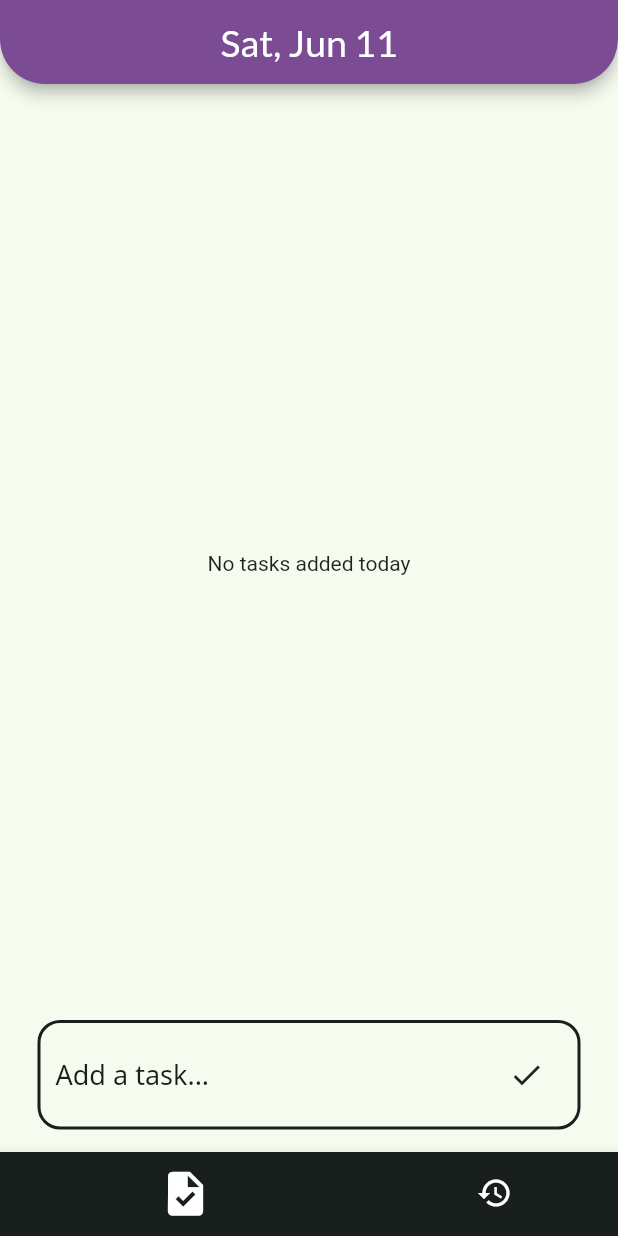
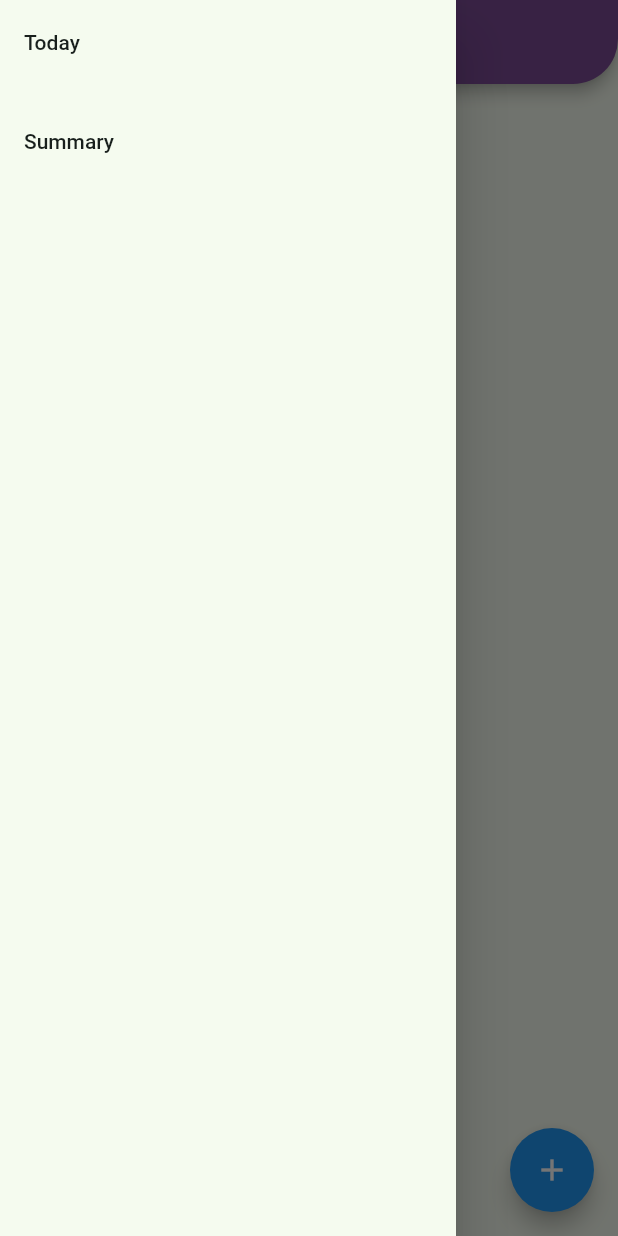
Before and after one commit to abhishek459/todo, a Flutter app: the screen it shows after launch, with the side drawer open (before the commit the screen has no drawer), on a phone screen of 412 x 824 dp. Run offline on Flutter 3.47's test engine with Material 2 defaults, Android fonts, the phone set to English and light mode, and no system bars; our stand-ins replace sqflite; accounts and stored records are empty.

Commit message:
Switched to  Drawer Navigation - Implemented Modal bottom sheet for inputting tasks - Splitting and refactoring of widgets

```diff
--- a/lib/assets/theme/dark_theme.dart
+++ b/lib/assets/theme/dark_theme.dart
@@ -4,6 +4,9 @@ ThemeData darkTheme() {
   const Color foregroundColor = Color.fromRGBO(245, 251, 239, 1);
   const Color backgroundColor = Color.fromRGBO(24, 31, 28, 1);
   return ThemeData(
+    pageTransitionsTheme: const PageTransitionsTheme(builders: {
+      TargetPlatform.android: CupertinoPageTransitionsBuilder(),
+    }),
     appBarTheme: const AppBarTheme(
       titleTextStyle: TextStyle(fontFamily: 'Lato', fontSize: 25),
       backgroundColor: Color.fromRGBO(123, 75, 148, 1),
@@ -12,9 +15,9 @@ ThemeData darkTheme() {
     listTileTheme: const ListTileThemeData(
       textColor: foregroundColor,
     ),
-    inputDecorationTheme: const InputDecorationTheme(
-      border: InputBorder.none,
-      counterStyle: TextStyle(color: foregroundColor),
+    inputDecorationTheme: InputDecorationTheme(
+      border: OutlineInputBorder(borderRadius: BorderRadius.circular(15)),
+      counterStyle: const TextStyle(color: foregroundColor),
       suffixIconColor: foregroundColor,
     ),
     splashColor: backgroundColor,
--- a/lib/assets/theme/light_theme.dart
+++ b/lib/assets/theme/light_theme.dart
@@ -4,6 +4,9 @@ ThemeData lightTheme() {
   const Color foregroundColor = Color.fromRGBO(24, 31, 28, 1);
   const Color backgroundColor = Color.fromRGBO(245, 251, 239, 1);
   return ThemeData(
+    pageTransitionsTheme: const PageTransitionsTheme(builders: {
+      TargetPlatform.android: CupertinoPageTransitionsBuilder(),
+    }),
     appBarTheme: const AppBarTheme(
       titleTextStyle: TextStyle(fontFamily: 'Lato', fontSize: 25),
       backgroundColor: Color.fromRGBO(123, 75, 148, 1),
@@ -12,9 +15,9 @@ ThemeData lightTheme() {
     listTileTheme: const ListTileThemeData(
       textColor: foregroundColor,
     ),
-    inputDecorationTheme: const InputDecorationTheme(
-      border: InputBorder.none,
-      counterStyle: TextStyle(color: foregroundColor),
+    inputDecorationTheme: InputDecorationTheme(
+      border: OutlineInputBorder(borderRadius: BorderRadius.circular(15)),
+      counterStyle: const TextStyle(color: foregroundColor),
       suffixIconColor: foregroundColor,
     ),
     splashColor: backgroundColor,
--- a/lib/screens/home/home_screen.dart
+++ b/lib/screens/home/home_screen.dart
@@ -2,79 +2,24 @@ import 'package:flutter/material.dart';
 import 'package:intl/intl.dart';
 
 import '../../widgets/custom_scaffold.dart';
-import '../tasks/all_tasks_list.dart';
 import './todays_task_list.dart';
-import './task_input_field.dart';
+import 'task_input_form.dart';
 
-class HomeScreen extends StatefulWidget {
+class HomeScreen extends StatelessWidget {
   const HomeScreen({Key? key}) : super(key: key);
-
-  @override
-  State<HomeScreen> createState() => _HomeScreenState();
-}
-
-class _HomeScreenState extends State<HomeScreen> {
-  final PageController _pageController = PageController();
-
-  int _activePage = 0;
-
-  @override
-  void dispose() {
-    _pageController.dispose();
-    super.dispose();
-  }
-
-  List<String> appBarTitles = [
-    DateFormat('EEE, MMM d').format(DateTime.now()),
-    'Summary'
-  ];
-
-  List<Widget> tabs = const [
-    TodaysTasks(),
-    AllTasksList(),
-  ];
 
   @override
   Widget build(BuildContext context) {
     return MyScaffold(
-      appBarTitle: appBarTitles[_activePage],
-      body: tabs[_activePage],
-      bottomNavigationBar: BottomNavigationBar(
-        selectedIconTheme: const IconThemeData(size: 35),
-        selectedFontSize: 0,
-        currentIndex: _activePage,
-        onTap: (index) {
-          setState(() {
-            _activePage = index;
-          });
-        },
-        type: BottomNavigationBarType.shifting,
-        items: [
-          BottomNavigationBarItem(
-              icon: const Icon(Icons.task),
-              label: 'Today',
-              backgroundColor: Theme.of(context).hintColor),
-          BottomNavigationBarItem(
-            icon: const Icon(Icons.history),
-            label: 'History',
-            backgroundColor: Theme.of(context).hintColor,
-          ),
-        ],
+      appBarTitle: DateFormat('EEE, MMM d').format(DateTime.now()),
+      body: const TodaysTasksList(),
+      floatingActionButton: FloatingActionButton(
+        child: const Icon(Icons.add),
+        onPressed: () => showModalBottomSheet(
+          context: context,
+          builder: (context) => const TaskInputForm(),
+        ),
       ),
     );
   }
 }
-
-class TodaysTasks extends StatelessWidget {
-  const TodaysTasks({Key? key}) : super(key: key);
-
-  @override
-  Widget build(BuildContext context) {
-    return Column(
-      children: const [
-        Flexible(child: TodaysTasksList()),
-        TaskInputTextField(),
-      ],
-    );
-  }
-}
--- a/lib/screens/home/task_input_field.dart
+++ b/lib/screens/home/task_input_field.dart
@@ -1,44 +1,19 @@
 import 'package:flutter/material.dart';
 import 'package:flutter/services.dart';
-import 'package:provider/provider.dart';
 
-import '../../models/task_model.dart';
-import '../../providers/task_provider.dart';
-
-class TaskInputTextField extends StatefulWidget {
-  const TaskInputTextField({Key? key}) : super(key: key);
-
-  @override
-  State<TaskInputTextField> createState() => _TaskInputTextFieldState();
-}
-
-class _TaskInputTextFieldState extends State<TaskInputTextField> {
-  final TextEditingController _taskController = TextEditingController();
-
-  @override
-  void dispose() {
-    _taskController.dispose();
-    super.dispose();
-  }
+class TaskInputTextField extends StatelessWidget {
+  final TextEditingController controller;
+  final Function()? onEditingComplete;
+  const TaskInputTextField(
+      {Key? key, required this.controller, required this.onEditingComplete})
+      : super(key: key);
 
   @override
   Widget build(BuildContext context) {
-    return Container(
-      margin: const EdgeInsets.symmetric(horizontal: 10),
-      padding: const EdgeInsets.all(10),
-      decoration: BoxDecoration(
-        border: Border.all(color: Theme.of(context).hintColor, width: 2),
-        borderRadius: BorderRadius.circular(15),
-      ),
-      child: TextField(
-        decoration: InputDecoration(
+    return TextField(
+      decoration: const InputDecoration(
         hintText: 'Add a task...',
         counterText: "",
-          suffixIcon: IconButton(
-            icon: const Icon(Icons.check),
-            onPressed: addTask,
-            splashRadius: 25,
-          ),
       ),
       style: Theme.of(context).textTheme.displayMedium,
       inputFormatters: [
@@ -46,26 +21,9 @@ class _TaskInputTextFieldState extends State<TaskInputTextField> {
       ],
       textInputAction: TextInputAction.done,
       textCapitalization: TextCapitalization.sentences,
-        controller: _taskController,
-        onEditingComplete: addTask,
+      controller: controller,
+      onEditingComplete: onEditingComplete,
       maxLength: 100,
-      ),
     );
   }
-
-  void addTask() {
-    if (_taskController.text.isEmpty) {
-      finishingUp();
-      return;
 }
-    TaskModel taskData =
-        TaskModel(taskTitle: _taskController.text, timeStamp: DateTime.now());
-    Provider.of<TaskProvider>(context, listen: false).addTask(taskData);
-    finishingUp();
-  }
-
-  void finishingUp() {
-    _taskController.clear();
-    FocusScope.of(context).unfocus();
-  }
-}
--- a/lib/widgets/custom_scaffold.dart
+++ b/lib/widgets/custom_scaffold.dart
@@ -1,14 +1,16 @@
 import 'package:flutter/material.dart';
+
+import 'main_drawer.dart';
 
 class MyScaffold extends StatelessWidget {
   final String appBarTitle;
   final Widget body;
-  final Widget? bottomNavigationBar;
+  final Widget? floatingActionButton;
   const MyScaffold({
     Key? key,
     required this.appBarTitle,
     required this.body,
-    this.bottomNavigationBar,
+    this.floatingActionButton,
   }) : super(key: key);
 
   @override
@@ -24,11 +26,12 @@ class MyScaffold extends StatelessWidget {
           ),
         ),
       ),
+      drawer: const MainDrawer(),
       body: Padding(
         padding: const EdgeInsets.all(15),
         child: body,
       ),
-      bottomNavigationBar: bottomNavigationBar,
+      floatingActionButton: floatingActionButton,
     );
   }
 }
--- /dev/null
+++ b/lib/widgets/main_drawer.dart
@@ -0,0 +1,54 @@
+import 'package:flutter/material.dart';
+import 'package:to_do/screens/home/home_screen.dart';
+import 'package:to_do/screens/tasks/all_tasks_list.dart';
+
+class MainDrawer extends StatelessWidget {
+  const MainDrawer({Key? key}) : super(key: key);
+
+  @override
+  Widget build(BuildContext context) {
+    return Drawer(
+      backgroundColor: Theme.of(context).scaffoldBackgroundColor,
+      child: ListView(
+        children: [
+          DrawerItem(
+            label: 'Today',
+            onTap: () => switchScreens(
+              context,
+              const HomeScreen(),
+            ),
+          ),
+          const SizedBox(height: 10),
+          DrawerItem(
+            label: 'Summary',
+            onTap: () => switchScreens(
+              context,
+              const AllTasksList(),
+            ),
+          ),
+        ],
+      ),
+    );
+  }
+
+  void switchScreens(BuildContext context, Widget targetPage) {
+    Navigator.of(context).pushReplacement(
+      MaterialPageRoute(builder: (context) => targetPage),
+    );
+  }
+}
+
+class DrawerItem extends StatelessWidget {
+  final String label;
+  final Function() onTap;
+  const DrawerItem({Key? key, required this.label, required this.onTap})
+      : super(key: key);
+
+  @override
+  Widget build(BuildContext context) {
+    return ListTile(
+      title: Text(label),
+      onTap: onTap,
+    );
+  }
+}
```
Also changed, not shown: lib/screens/home/task_input_form.dart (added, +63 -0 lines), lib/screens/home/todays_task_list.dart (+10 -2 lines), lib/screens/tasks/all_tasks_list.dart (+10 -5 lines), 39 other files. Lines whose indentation alone changed are shown as unchanged.
